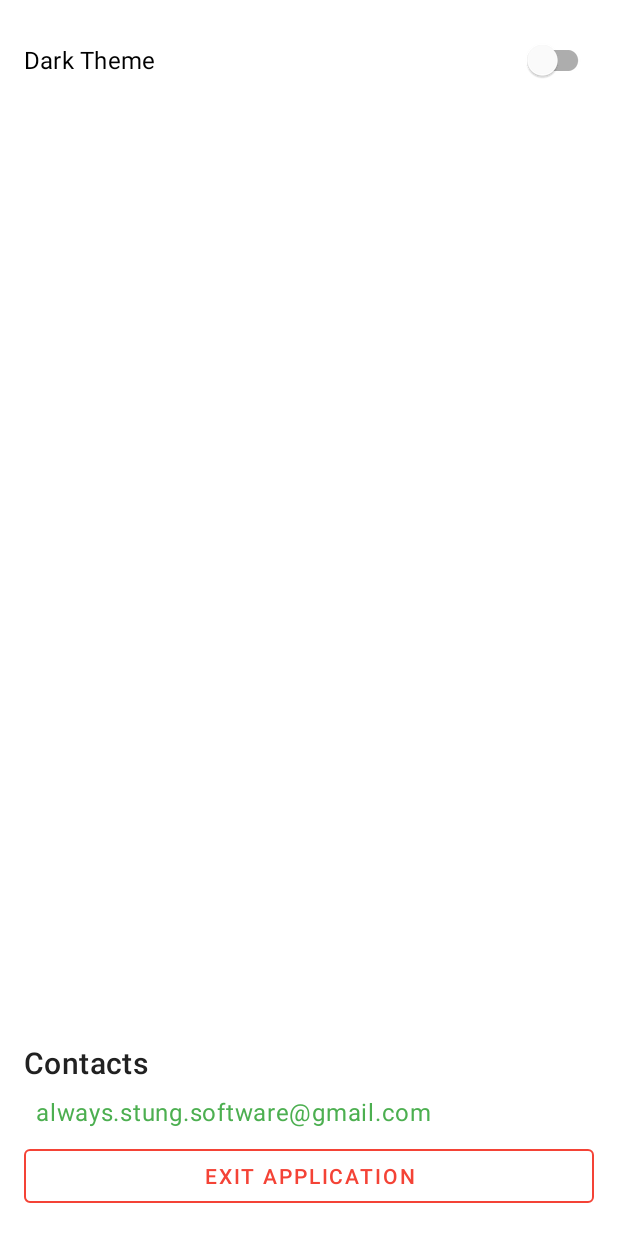
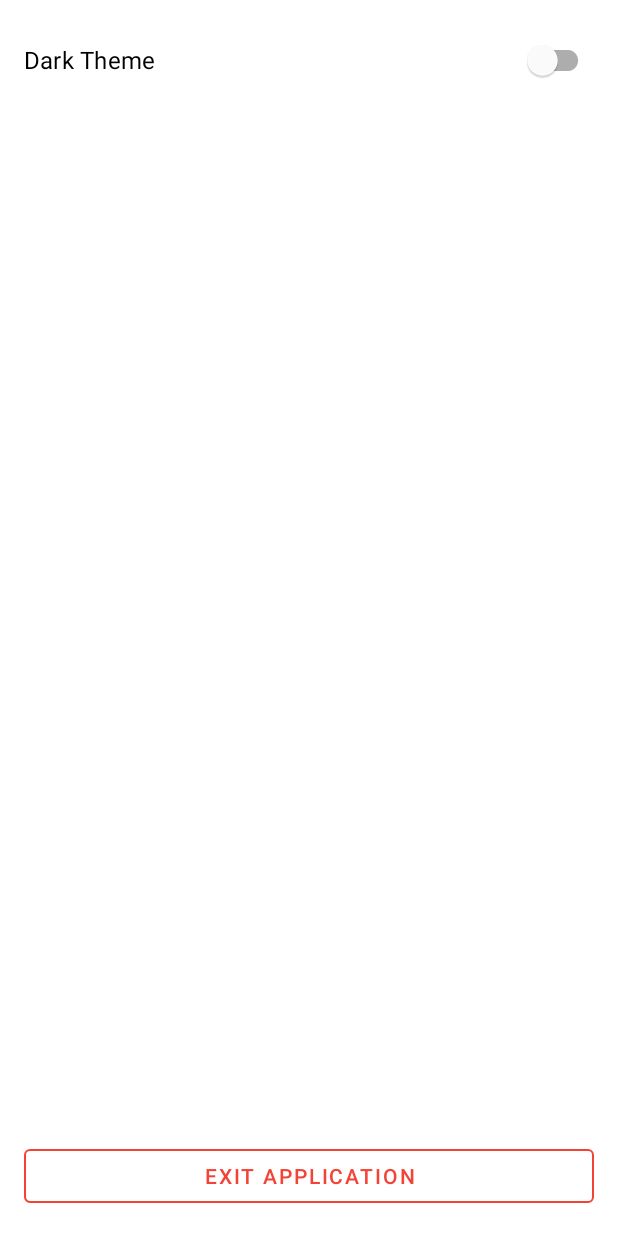
Before and after one commit to sting-software/Bees, an Android app: the fragment SettingsFragment shown on its own in the app's theme, on a phone screen of 412 x 824 dp. Run offline under Robolectric (Android 15) with nearby library versions, the phone set to English and light mode, and no system bars; our stand-ins replace Dagger/Hilt's generated code.

Commit message:
added contacts

```diff
--- /dev/null
+++ b/app/src/main/res/drawable/ic_email.xml
@@ -0,0 +1,5 @@
+<vector xmlns:android="http://schemas.android.com/apk/res/android" android:height="24dp" android:tint="#000000" android:viewportHeight="960" android:viewportWidth="960" android:width="24dp">
+
+    <path android:fillColor="@android:color/white" android:pathData="M160,800Q127,800 103.5,776.5Q80,753 80,720L80,240Q80,207 103.5,183.5Q127,160 160,160L800,160Q833,160 856.5,183.5Q880,207 880,240L880,720Q880,753 856.5,776.5Q833,800 800,800L160,800ZM480,520L160,320L160,720Q160,720 160,720Q160,720 160,720L800,720Q800,720 800,720Q800,720 800,720L800,320L480,520ZM480,440L800,240L160,240L480,440ZM160,320L160,240L160,240L160,320L160,720Q160,720 160,720Q160,720 160,720L160,720Q160,720 160,720Q160,720 160,720L160,320Z"/>
+
+</vector>
--- a/app/src/main/res/layout/fragment_settings.xml
+++ b/app/src/main/res/layout/fragment_settings.xml
@@ -18,33 +18,6 @@
         app:layout_constraintStart_toStartOf="parent"
         app:layout_constraintEnd_toEndOf="parent" />
 
-    <TextView
-        android:id="@+id/text_view_contact_title"
-        android:layout_width="0dp"
-        android:layout_height="wrap_content"
-        android:layout_marginTop="32dp"
-        android:text="@string/contact_title"
-        android:textAppearance="?attr/textAppearanceHeadline6"
-        app:layout_constraintEnd_toEndOf="parent"
-        app:layout_constraintStart_toStartOf="parent"
-        app:layout_constraintBottom_toTopOf="@id/text_view_email" />
-
-    <TextView
-        android:id="@+id/text_view_email"
-        android:layout_width="0dp"
-        android:layout_height="wrap_content"
-        android:layout_marginTop="8dp"
-        android:background="?attr/selectableItemBackground"
-        android:clickable="true"
-        android:focusable="true"
-        android:padding="8dp"
-        android:text="@string/contact_email_address"
-        android:textAppearance="?attr/textAppearanceBody1"
-        android:textColor="?attr/colorPrimary"
-        app:layout_constraintEnd_toEndOf="parent"
-        app:layout_constraintStart_toStartOf="parent"
-        app:layout_constraintBottom_toTopOf="@id/button_exit_app" />
-
     <com.google.android.material.button.MaterialButton
         android:id="@+id/button_exit_app"
         style="@style/Widget.MaterialComponents.Button.OutlinedButton"
--- a/app/src/main/res/values/strings.xml
+++ b/app/src/main/res/values/strings.xml
@@ -340,7 +340,7 @@
 
     <string name="pdf_report_date">Date</string>
 
-    <string name="contact_title">Contacts</string>
+    <string name="contact_title">Email</string>
     <string name="contact_email_address" translatable="false">always.stung.software@gmail.com</string>
 
     <string name="error_no_email_app">No email app found.</string>
```
Also changed, not shown: app/src/main/java/com/stingsoftware/pasika/MainActivity.kt (+25 -1 lines), app/src/main/java/com/stingsoftware/pasika/ui/settings/SettingsFragment.kt (+0 -27 lines), app/src/main/res/menu/drawer_menu.xml (+11 -0 lines).
